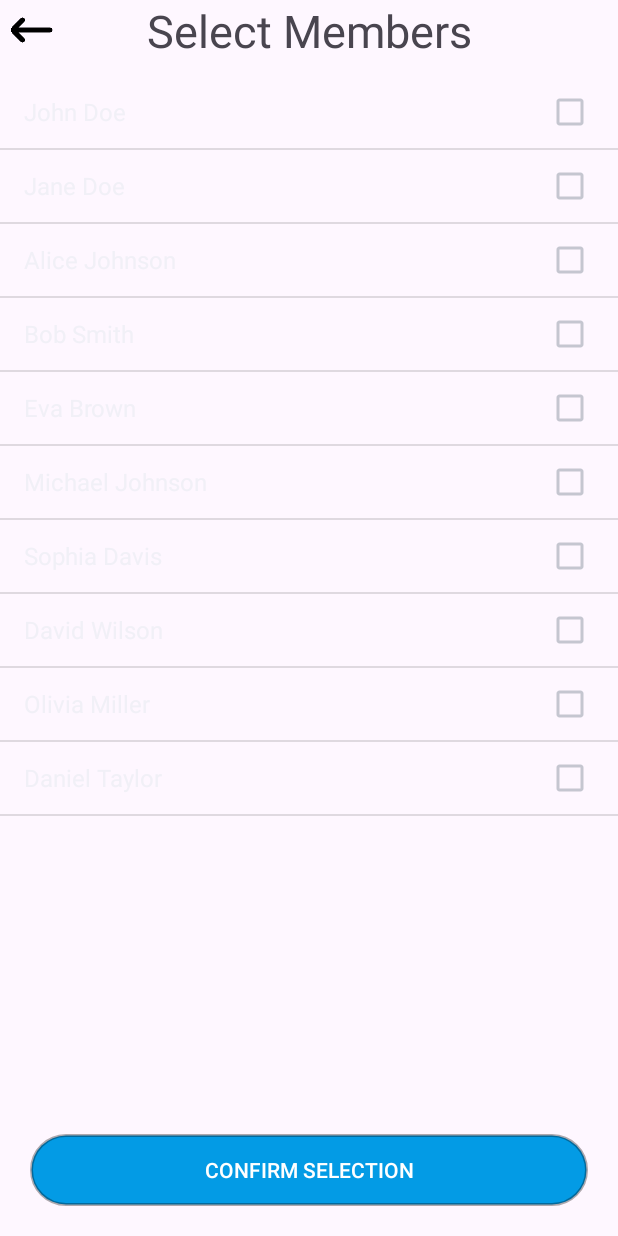
After one commit to AkashKarkhal/mykoonba2, an Android app: the ContactSelectionActivity screen opened directly, with no data from a screen before it, on a phone screen of 412 x 824 dp. The commit adds this screen. Run offline under Robolectric (Android 15) with nearby library versions, the phone set to English and light mode, and no system bars.

Commit message:
add contact selection for create group

```diff
--- a/app/src/main/AndroidManifest.xml
+++ b/app/src/main/AndroidManifest.xml
@@ -15,17 +15,15 @@
         android:supportsRtl="true"
         android:theme="@style/Theme.MyKoonba"
         tools:targetApi="31">
-
-
         <activity
-
+            android:name=".ContactSelectionActivity"
+            android:exported="false" />
+        <activity
             android:name=".ForgotPasswordActivity"
             android:exported="false" />
         <activity
             android:name=".ResetPassword"
             android:exported="false" />
-
-
         <activity
             android:name=".Verification_email_of_signin"
             android:exported="false" />
--- /dev/null
+++ b/app/src/main/java/com/example/mykoonba/ContactSelectionActivity.java
@@ -0,0 +1,82 @@
+package com.example.mykoonba;
+
+import androidx.appcompat.app.AppCompatActivity;
+import androidx.appcompat.widget.AppCompatButton;
+
+import android.os.Bundle;
+import android.view.View;
+import android.widget.AdapterView;
+import android.widget.ArrayAdapter;
+import android.widget.Button;
+import android.widget.ListView;
+import android.widget.Toast;
+
+import java.util.ArrayList;
+
+public class ContactSelectionActivity extends AppCompatActivity {
+
+     ListView listView;
+    AppCompatButton confirmButton,back;
+    @Override
+    protected void onCreate(Bundle savedInstanceState) {
+        super.onCreate(savedInstanceState);
+        setContentView(R.layout.activity_contact_selection);
+
+        back=findViewById(R.id.bakContactSelection);
+        listView = findViewById(R.id.listViewContactSelection);
+        confirmButton = findViewById(R.id.confirmButtonContactSelection);
+
+        // Sample data for the list
+        ArrayList<String> itemList = new ArrayList<>();
+        itemList.add("John Doe");
+        itemList.add("Jane Doe");
+        itemList.add("Alice Johnson");
+        itemList.add("Bob Smith");
+        itemList.add("Eva Brown");
+        itemList.add("Michael Johnson");
+        itemList.add("Sophia Davis");
+        itemList.add("David Wilson");
+        itemList.add("Olivia Miller");
+        itemList.add("Daniel Taylor");
+
+        // Adapter to populate the list
+        ArrayAdapter<String> adapter = new ArrayAdapter<>(getApplicationContext(), android.R.layout.simple_list_item_multiple_choice, itemList);
+        listView.setAdapter(adapter);
+
+        // Set choice mode to multiple selection
+        listView.setChoiceMode(ListView.CHOICE_MODE_MULTIPLE);
+
+        // Set item click listener
+        listView.setOnItemClickListener(new AdapterView.OnItemClickListener() {
+            @Override
+            public void onItemClick(AdapterView<?> parent, View view, int position, long id) {
+                // Handle item selection here if needed
+            }
+        });
+
+        // Set button click listener to get selected items
+        confirmButton.setOnClickListener(new View.OnClickListener() {
+            @Override
+            public void onClick(View v) {
+                // Get selected items
+                StringBuilder selectedItems = new StringBuilder();
+                for (int i = 0; i < listView.getCount(); i++) {
+                    if (listView.isItemChecked(i)) {
+                        selectedItems.append(itemList.get(i)).append("\n");
+                    }
+                }
+
+                // Display selected items (you can customize this part)
+                Toast.makeText(getApplicationContext(), "Selected Items:\n" + selectedItems.toString(), Toast.LENGTH_SHORT).show();
+                finish();
+            }
+        });
+        back.setOnClickListener(new View.OnClickListener() {
+            @Override
+            public void onClick(View view) {
+                finish();
+            }
+        });
+
+    }
+}
--- a/app/src/main/java/com/example/mykoonba/addgrouppage.java
+++ b/app/src/main/java/com/example/mykoonba/addgrouppage.java
@@ -36,6 +36,7 @@ public class addgrouppage extends AppCompatActivity {
 
                 ArrayList<networklistDataModel> arrayList = new  groupdata().getArrayList();
                 arrayList.add(new networklistDataModel(ImageUri,namek));
+                startActivity(new Intent(getApplicationContext(),ContactSelectionActivity.class));
                 finish();
             }
         });
--- /dev/null
+++ b/app/src/main/res/layout/activity_contact_selection.xml
@@ -0,0 +1,52 @@
+<?xml version="1.0" encoding="utf-8"?>
+<androidx.constraintlayout.widget.ConstraintLayout xmlns:android="http://schemas.android.com/apk/res/android"
+    xmlns:app="http://schemas.android.com/apk/res-auto"
+    xmlns:tools="http://schemas.android.com/tools"
+    android:layout_width="match_parent"
+    android:layout_height="match_parent"
+    android:orientation="vertical"
+    tools:context=".ContactSelectionActivity">
+
+    <TextView
+        android:id="@+id/textView7"
+        android:layout_width="match_parent"
+        android:layout_height="wrap_content"
+        android:gravity="center"
+        android:text="Select Members"
+        android:textSize="30sp"
+        app:layout_constraintEnd_toEndOf="parent"
+        app:layout_constraintStart_toStartOf="parent"
+        app:layout_constraintTop_toTopOf="parent" />
+
+
+    <ListView
+        android:id="@+id/listViewContactSelection"
+        android:layout_width="match_parent"
+        android:layout_height="0dp"
+        android:choiceMode="multipleChoice"
+        android:paddingVertical="10dp"
+        app:layout_constraintBottom_toTopOf="@+id/confirmButtonContactSelection"
+        app:layout_constraintEnd_toEndOf="parent"
+        app:layout_constraintStart_toStartOf="parent"
+        app:layout_constraintTop_toBottomOf="@+id/textView7" />
+
+    <androidx.appcompat.widget.AppCompatButton
+        android:id="@+id/confirmButtonContactSelection"
+        android:layout_width="match_parent"
+        android:layout_height="wrap_content"
+        android:text="Confirm Selection"
+        android:layout_margin="20dp"
+        android:textColor="@color/white"
+        android:background="@drawable/buttonbackground"
+        app:layout_constraintBottom_toBottomOf="parent"
+        app:layout_constraintEnd_toEndOf="parent"
+        app:layout_constraintStart_toStartOf="parent" />
+
+    <androidx.appcompat.widget.AppCompatButton
+        android:layout_width="40dp"
+        android:layout_height="40dp"
+        android:id="@+id/bakContactSelection"
+        android:background="@drawable/backward"
+        app:layout_constraintStart_toStartOf="parent"
+        app:layout_constraintTop_toTopOf="parent" />
+</androidx.constraintlayout.widget.ConstraintLayout>
```
